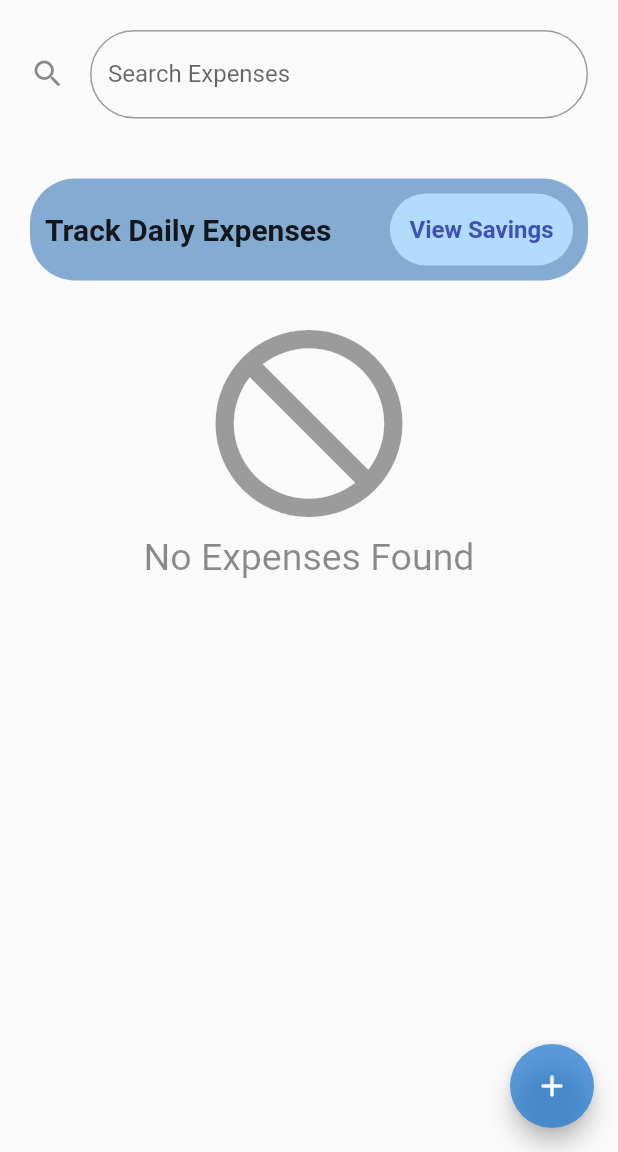
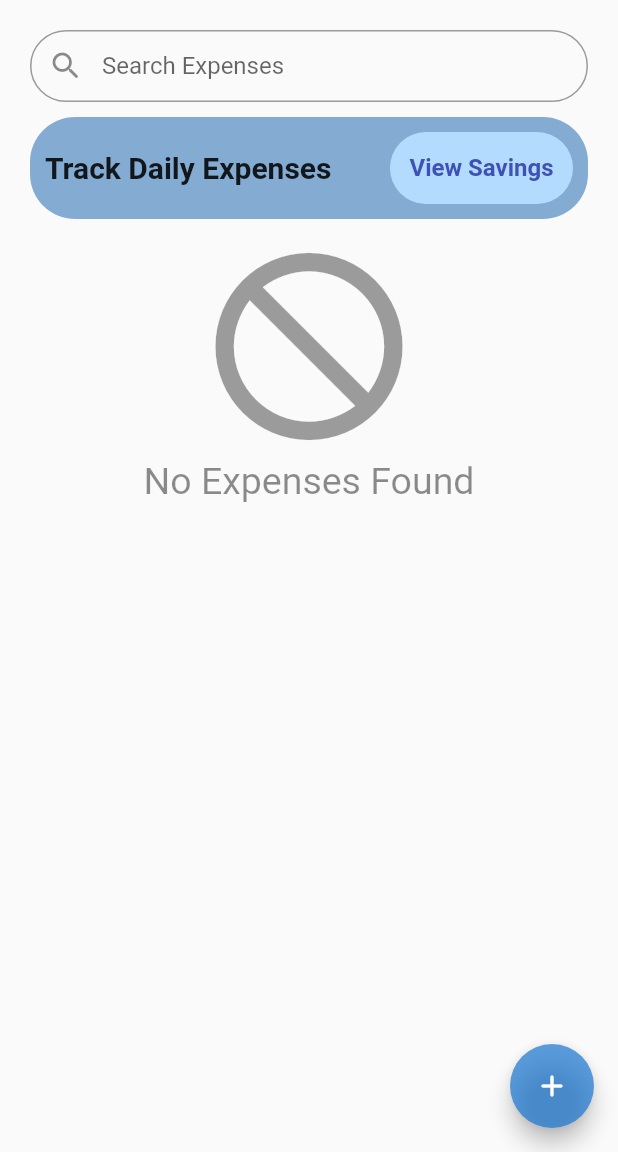
Before and after one commit to ShaTir24/TrackExp, a Flutter app: the AllExpenses screen opened by its route, on a phone screen of 412 x 824 dp, the part 84-1236 px from its top. Run offline on Flutter 3.47's test engine with Material 2 defaults, Android fonts, the phone set to English and light mode, and no system bars; our stand-ins replace fl_chart, shared_preferences, sqflite; accounts and stored records are empty.

Commit message:
minor changes

```diff
--- a/lib/widgets/all_expenses_screen/all_expenses_fetcher.dart
+++ b/lib/widgets/all_expenses_screen/all_expenses_fetcher.dart
@@ -41,10 +41,7 @@ class _AllExpensesFetcherState extends State<AllExpensesFetcher> {
                 children: [
                   const ExpenseSearch(),
                   const SizedBox(
-                    height: 20.0,
-                  ),
-                  const SizedBox(
-                    height: 20.0,
+                    height: 10.0,
                   ),
                   Container(
                     decoration: BoxDecoration(
@@ -88,7 +85,7 @@ class _AllExpensesFetcherState extends State<AllExpensesFetcher> {
                     ),
                   ),
                   const SizedBox(
-                    height: 20.0,
+                    height: 10.0,
                   ),
                   const Expanded(child: AllExpensesList()),
                 ],
--- a/lib/widgets/all_expenses_screen/expense_search.dart
+++ b/lib/widgets/all_expenses_screen/expense_search.dart
@@ -22,11 +22,12 @@ class _ExpenseSearchState extends State<ExpenseSearch> {
           labelStyle: const TextStyle(
             fontSize: 16,
           ),
+          contentPadding: const EdgeInsets.symmetric(vertical: 10.0, horizontal: 20.0),
           hintText: 'Enter Title',
           border: OutlineInputBorder(
             borderRadius: BorderRadius.circular(30.0),
           ),
-        icon: const Icon(Icons.search_rounded),
+        prefixIcon: const Icon(Icons.search_rounded),
       ),
     );
   }
--- a/lib/widgets/all_transactions_screen/transaction_search.dart
+++ b/lib/widgets/all_transactions_screen/transaction_search.dart
@@ -22,11 +22,12 @@ class _TransactionSearchState extends State<TransactionSearch> {
           labelStyle: const TextStyle(
             fontSize: 16,
           ),
-          hintText: 'Enter Name',
+        contentPadding: const EdgeInsets.symmetric(vertical: 10.0, horizontal: 20.0),
+        hintText: 'Enter Name',
           border: OutlineInputBorder(
             borderRadius: BorderRadius.circular(30.0),
           ),
-        icon: const Icon(Icons.search_rounded),
+        prefixIcon: const Icon(Icons.search_rounded),
       ),
     );
   }
--- a/lib/widgets/lending_form.dart
+++ b/lib/widgets/lending_form.dart
@@ -167,7 +167,7 @@ class _LendingFormState extends State<LendingForm> {
                 ),
               ],
             ),
-            const SizedBox(height: 50.0),
+            const SizedBox(height: 35.0),
             ElevatedButton.icon(
               onPressed: () {
                 if (_name.text != '' && _amount.text != '') {
@@ -206,7 +206,7 @@ class _LendingFormState extends State<LendingForm> {
               ),
             ),
             const SizedBox(
-              height: 50.0,
+              height: 35.0,
             )
           ],
         ),
```
Also changed, not shown: lib/models/database_provider.dart (+5 -5 lines), lib/widgets/all_transactions_screen/all_transactions_fetcher.dart (+5 -5 lines), lib/widgets/expense_form.dart (+28 -23 lines), lib/widgets/savings_screen/savings_fetcher.dart (+28 -14 lines), lib/widgets/savings_screen/savings_stats.dart (+1 -26 lines).
